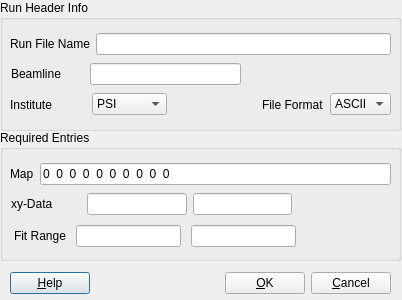
Above: src/musredit/forms/PGetNonMusrRunBlockDialog.ui from aPeter1/musrfit-fork before the change. Below: the same form after it.
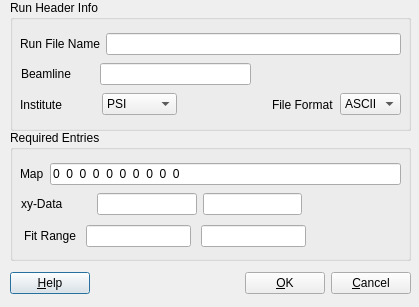
That is the form after the change. Icons and pictures are not drawn.

Patch:
```diff
--- a/src/musredit/forms/PGetNonMusrRunBlockDialog.ui
+++ b/src/musredit/forms/PGetNonMusrRunBlockDialog.ui
@@ -6,8 +6,8 @@
    <rect>
     <x>0</x>
     <y>0</y>
-    <width>402</width>
-    <height>300</height>
+    <width>419</width>
+    <height>307</height>
    </rect>
   </property>
   <property name="windowTitle">
@@ -20,7 +20,7 @@
   <widget class="QGroupBox" name="fRunHeaderInfo_groupBox">
    <property name="geometry">
     <rect>
-     <x>0</x>
+     <x>10</x>
      <y>0</y>
      <width>401</width>
      <height>131</height>
@@ -199,7 +199,7 @@
   <widget class="QGroupBox" name="fReqiredEntries_groupBox">
    <property name="geometry">
     <rect>
-     <x>0</x>
+     <x>10</x>
      <y>130</y>
      <width>401</width>
      <height>131</height>
@@ -347,7 +347,7 @@
     <rect>
      <x>10</x>
      <y>270</y>
-     <width>381</width>
+     <width>401</width>
      <height>27</height>
     </rect>
    </property>
```
Left out of the diff: 3 changed lines with no effect on the pictures.
